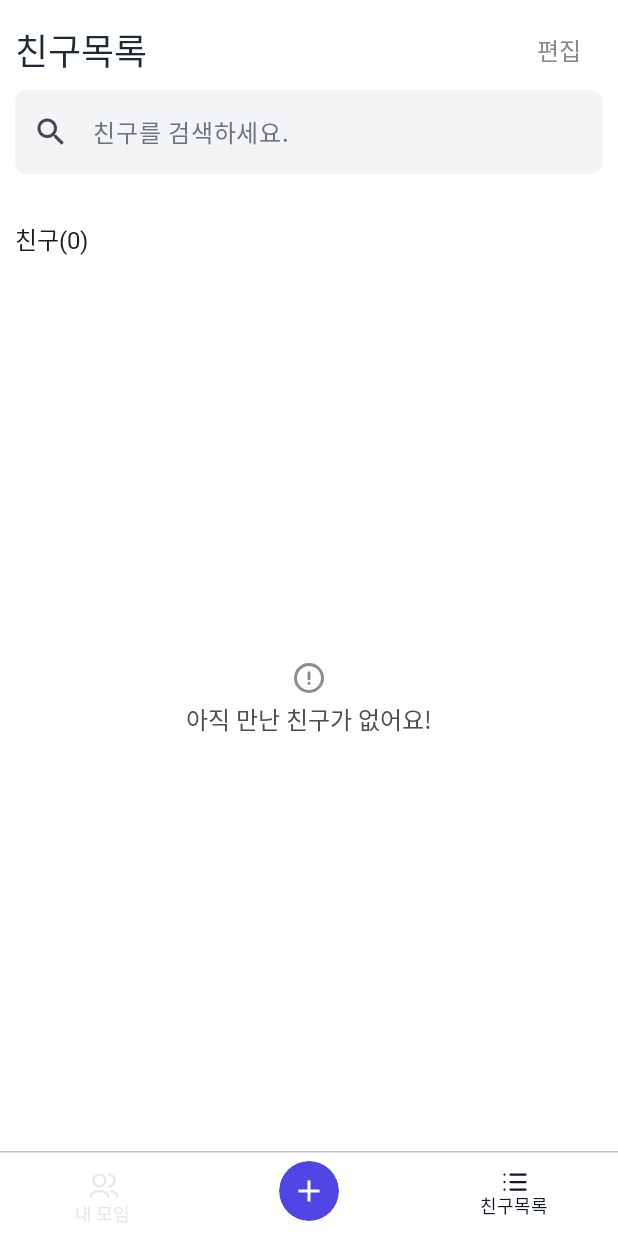
After one commit to Team-Where/Where-Android, an Android app built with Jetpack Compose: the composable MainScreenView called with empty values, on a phone screen of 412 x 824 dp. The commit adds this screen. Run offline under Robolectric (Android 15) with nearby library versions, the phone set to English and light mode, and no system bars; Roboto replaces fonts that are not available here.

Commit message:
feat: Main 화면 임시 구성

```diff
--- a/presentation/src/main/kotlin/com/sooum/where_android/MainActivity.kt
+++ b/presentation/src/main/kotlin/com/sooum/where_android/MainActivity.kt
@@ -17,6 +17,7 @@ import com.sooum.data.repository.UserRepositoryImpl
 import com.sooum.domain.repository.UserRepository
 import com.sooum.where_android.databinding.ActivityMainBinding
 import com.sooum.where_android.ui.friendList.FriedListView
+import com.sooum.where_android.ui.main.MainScreenView
 import com.sooum.where_android.viewmodel.UserViewModel
 
 class MainActivity : AppCompatActivity() {
@@ -38,19 +39,10 @@ class MainActivity : AppCompatActivity() {
             setViewCompositionStrategy(ViewCompositionStrategy.DisposeOnDetachedFromWindowOrReleasedFromPool)
             setContent {
                 val userData by userViewModel.userList.collectAsState()
-                Column(
-                    modifier = Modifier.padding(
-                        horizontal = 10.dp,
-                        vertical = 6.dp
-                    )
-                ) {
-                    FriedListView(
-                        userList = userData,
-                        modifier = Modifier
-                            .fillMaxSize()
-                            .background(Color.White)
-                    )
-                }
+                MainScreenView(
+                    userList = userData,
+                    modifier = Modifier.fillMaxSize()
+                )
             }
         }
 
--- /dev/null
+++ b/presentation/src/main/kotlin/com/sooum/where_android/ui/main/BottomNavigation.kt
@@ -0,0 +1,141 @@
+package com.sooum.where_android.ui.main
+
+import androidx.annotation.DrawableRes
+import androidx.compose.foundation.background
+import androidx.compose.foundation.layout.Arrangement
+import androidx.compose.foundation.layout.Column
+import androidx.compose.foundation.layout.Row
+import androidx.compose.foundation.layout.Spacer
+import androidx.compose.foundation.layout.fillMaxHeight
+import androidx.compose.foundation.layout.fillMaxWidth
+import androidx.compose.foundation.layout.height
+import androidx.compose.foundation.layout.size
+import androidx.compose.material.icons.Icons
+import androidx.compose.material.icons.filled.Add
+import androidx.compose.material3.Button
+import androidx.compose.material3.ButtonDefaults
+import androidx.compose.material3.HorizontalDivider
+import androidx.compose.material3.Icon
+import androidx.compose.material3.IconButton
+import androidx.compose.material3.IconButtonDefaults
+import androidx.compose.material3.Text
+import androidx.compose.runtime.Composable
+import androidx.compose.ui.Alignment
+import androidx.compose.ui.Modifier
+import androidx.compose.ui.graphics.Color
+import androidx.compose.ui.res.painterResource
+import androidx.compose.ui.text.font.FontWeight
+import androidx.compose.ui.tooling.preview.Preview
+import androidx.compose.ui.unit.dp
+import androidx.compose.ui.unit.sp
+import com.sooum.where_android.R
+import com.sooum.where_android.theme.Gray200
+import com.sooum.where_android.theme.Primary600
+import com.sooum.where_android.theme.pretendard
+
+
+@Composable
+fun BottomNavigation() {
+    Column {
+        HorizontalDivider()
+        Spacer(Modifier.height(5.dp))
+        Row(
+            modifier = Modifier
+                .fillMaxWidth()
+                .height(50.dp)
+        ) {
+            val modifier = Modifier
+                .weight(1f)
+                .fillMaxHeight()
+
+            Row(
+                modifier = modifier,
+                horizontalArrangement = Arrangement.Center
+            ) {
+                BottomIconButton(
+                    R.drawable.icon_bottom_group,
+                    "내 모임"
+                )
+            }
+            Row(
+                modifier = modifier,
+                horizontalArrangement = Arrangement.Center
+            ) {
+                IconButton(
+                    onClick = {},
+                    modifier = Modifier.size(40.dp),
+                    colors = IconButtonDefaults.iconButtonColors(
+                        containerColor = Primary600
+                    )
+                ) {
+                    Icon(
+                        imageVector = Icons.Filled.Add,
+                        contentDescription = null,
+                        tint = Color.White
+                    )
+                }
+            }
+
+            Row(
+                modifier = modifier,
+                horizontalArrangement = Arrangement.Center
+            ) {
+                BottomIconButton(
+                    R.drawable.icon_bottom_friend,
+                    "친구목록",
+                    {},
+                    true
+                )
+            }
+        }
+    }
+
+}
+
+@Composable
+private fun BottomIconButton(
+    @DrawableRes icon : Int,
+    title : String,
+    onClick :() -> Unit = {},
+    isSelected : Boolean = false
+) {
+    val color = if (isSelected) {
+        Color(0xff111827)
+    } else {
+        Gray200
+    }
+    Button(
+        onClick = onClick,
+        enabled = !isSelected,
+        colors = ButtonDefaults.buttonColors(
+            containerColor = Color.White,
+            contentColor = Color.White,
+            disabledContentColor = Color.White,
+            disabledContainerColor = Color.White
+        )
+    ) {
+        Column(
+            horizontalAlignment = Alignment.CenterHorizontally
+        ) {
+            Icon(
+                painter = painterResource(icon),
+                null,
+                tint = color
+            )
+            Text(
+                text = title,
+                color = color,
+                fontSize = 12.sp,
+                fontWeight = FontWeight.Medium,
+                fontFamily = pretendard
+            )
+        }
+    }
+}
+
+
+@Preview(showBackground = true)
+@Composable
+fun BottomNavigationPreview() {
+    BottomNavigation()
+}
--- /dev/null
+++ b/presentation/src/main/kotlin/com/sooum/where_android/ui/main/MainScreenView.kt
@@ -0,0 +1,46 @@
+package com.sooum.where_android.ui.main
+
+import androidx.compose.foundation.layout.Column
+import androidx.compose.foundation.layout.padding
+import androidx.compose.material3.Scaffold
+import androidx.compose.runtime.Composable
+import androidx.compose.ui.Modifier
+import androidx.compose.ui.graphics.Color
+import androidx.compose.ui.tooling.preview.Preview
+import androidx.compose.ui.unit.dp
+import com.sooum.domain.model.User
+import com.sooum.where_android.ui.friendList.FriedListView
+
+@Composable
+fun MainScreenView(
+    modifier: Modifier = Modifier,
+    userList: List<User>
+) {
+    Scaffold(
+        modifier = modifier,
+        bottomBar = {
+            BottomNavigation()
+        },
+        containerColor = Color.White,
+    ) { innerPadding ->
+        Column(
+            modifier = Modifier
+                .padding(innerPadding)
+                .padding(
+                    horizontal = 10.dp,
+                    vertical = 6.dp
+                )
+        ) {
+            FriedListView(userList = userList)
+        }
+    }
+}
+
+@Composable
+@Preview(showBackground = true, showSystemUi = true)
+fun MainScreenViewPreview() {
+    MainScreenView(
+        Modifier,
+        emptyList()
+    )
+}
--- /dev/null
+++ b/presentation/src/main/res/drawable/icon_bottom_friend.xml
@@ -0,0 +1,13 @@
+<vector xmlns:android="http://schemas.android.com/apk/res/android"
+    android:width="16dp"
+    android:height="12dp"
+    android:viewportWidth="16"
+    android:viewportHeight="12">
+  <path
+      android:pathData="M5,11H15M5,6H15M5,1H15M1.002,11V11.002L1,11.002V11H1.002ZM1.002,6V6.002L1,6.002V6H1.002ZM1.002,1V1.002L1,1.002V1H1.002Z"
+      android:strokeLineJoin="round"
+      android:strokeWidth="1.5"
+      android:fillColor="#00000000"
+      android:strokeColor="#9CA3AF"
+      android:strokeLineCap="round"/>
+</vector>
--- /dev/null
+++ b/presentation/src/main/res/drawable/icon_bottom_group.xml
@@ -0,0 +1,13 @@
+<vector xmlns:android="http://schemas.android.com/apk/res/android"
+    android:width="20dp"
+    android:height="17dp"
+    android:viewportWidth="20"
+    android:viewportHeight="17">
+  <path
+      android:pathData="M19,16C19,14.258 17.33,12.777 15,12.227M13,16C13,13.791 10.314,12 7,12C3.686,12 1,13.791 1,16M13,9C15.209,9 17,7.209 17,5C17,2.791 15.209,1 13,1M7,9C4.791,9 3,7.209 3,5C3,2.791 4.791,1 7,1C9.209,1 11,2.791 11,5C11,7.209 9.209,9 7,9Z"
+      android:strokeLineJoin="round"
+      android:strokeWidth="1.5"
+      android:fillColor="#00000000"
+      android:strokeColor="#9CA3AF"
+      android:strokeLineCap="round"/>
+</vector>
```
